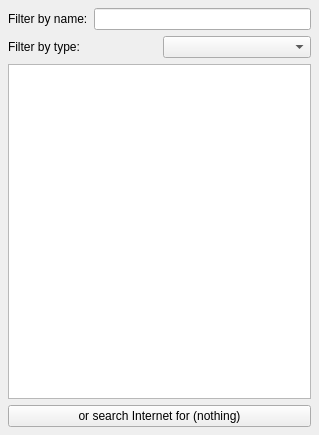
Qt form kstars/dialogs/finddialog.ui (KDE/kstars) before a commit.
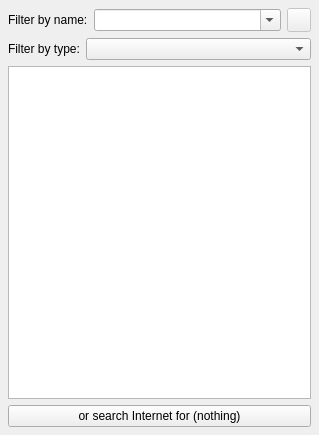
The same form after that commit. Icons and pictures are not drawn.

```diff
--- a/kstars/dialogs/finddialog.ui
+++ b/kstars/dialogs/finddialog.ui
@@ -33,10 +33,57 @@
       </widget>
      </item>
      <item>
-      <widget class="QLineEdit" name="SearchBox">
-       <property name="showClearButton" stdset="0">
+      <widget class="QComboBox" name="SearchBox">
+       <property name="sizePolicy">
+        <sizepolicy hsizetype="MinimumExpanding" vsizetype="Fixed">
+         <horstretch>0</horstretch>
+         <verstretch>0</verstretch>
+        </sizepolicy>
+       </property>
+       <property name="editable">
         <bool>true</bool>
        </property>
+       <property name="maxCount">
+        <number>100</number>
+       </property>
+       <property name="insertPolicy">
+        <enum>QComboBox::InsertAtTop</enum>
+       </property>
+      </widget>
+     </item>
+     <item>
+      <widget class="QPushButton" name="clearHistoryB">
+       <property name="enabled">
+        <bool>false</bool>
+       </property>
+       <property name="minimumSize">
+        <size>
+         <width>24</width>
+         <height>24</height>
+        </size>
+       </property>
+       <property name="maximumSize">
+        <size>
+         <width>24</width>
+         <height>24</height>
+        </size>
+       </property>
+       <property name="toolTip">
+        <string>Clear History</string>
+       </property>
+       <property name="text">
+        <string/>
+       </property>
+       <property name="icon">
+        <iconset theme="delete">
+         <normaloff>.</normaloff>.</iconset>
+       </property>
+       <property name="iconSize">
+        <size>
+         <width>24</width>
+         <height>24</height>
+        </size>
+       </property>
       </widget>
      </item>
     </layout>
@@ -57,7 +104,14 @@
       </widget>
      </item>
      <item>
-      <widget class="QComboBox" name="FilterType"/>
+      <widget class="QComboBox" name="FilterType">
+       <property name="sizePolicy">
+        <sizepolicy hsizetype="MinimumExpanding" vsizetype="Fixed">
+         <horstretch>0</horstretch>
+         <verstretch>0</verstretch>
+        </sizepolicy>
+       </property>
+      </widget>
      </item>
     </layout>
    </item>
@@ -73,18 +127,6 @@
    </item>
   </layout>
  </widget>
- <customwidgets>
-  <customwidget>
-   <class>QComboBox</class>
-   <extends>QComboBox</extends>
-   <header>QComboBox.h</header>
-  </customwidget>
-  <customwidget>
-   <class>QLineEdit</class>
-   <extends>QLineEdit</extends>
-   <header>klineedit.h</header>
-  </customwidget>
- </customwidgets>
  <tabstops>
   <tabstop>SearchBox</tabstop>
   <tabstop>FilterType</tabstop>
```
Left out of the diff: 44 changed lines with no effect on the pictures.
